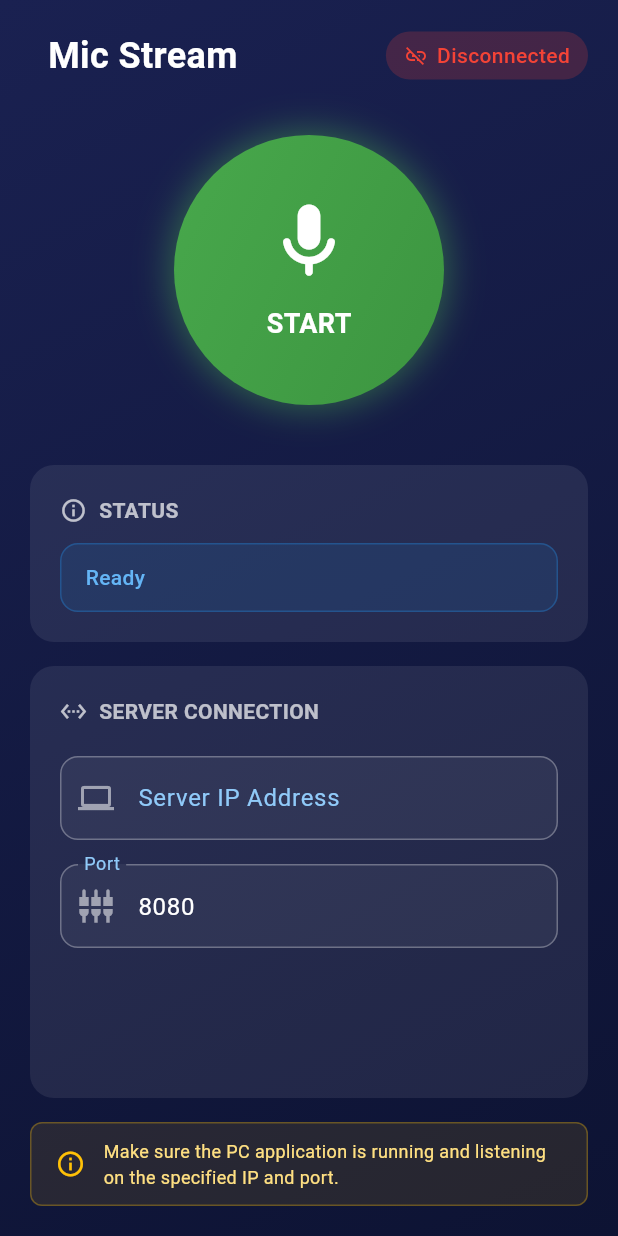
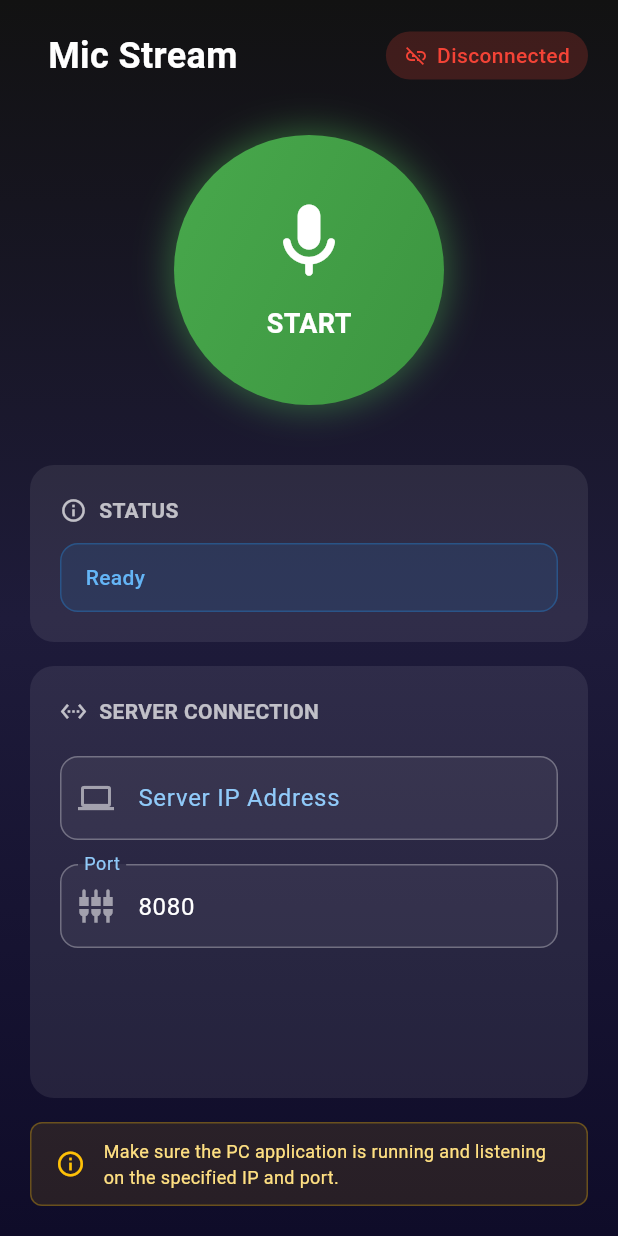
Before and after one commit to FazleLabib/mic-stream, a Flutter app: the screen it shows after launch, on a phone screen of 412 x 824 dp. Run offline on Flutter 3.47's test engine with Material 3 defaults, Android fonts, the phone set to English and light mode, and no system bars; our stand-ins replace permission_handler; missing offline and left inert: flutter_sound.

Commit message:
Update background color

```diff
--- a/mobile_app/mic_stream/lib/ui/home_screen.dart
+++ b/mobile_app/mic_stream/lib/ui/home_screen.dart
@@ -176,9 +176,13 @@ class _HomeScreenState extends State<HomeScreen> {
 
   BoxDecoration _buildBackground() => const BoxDecoration(
     gradient: LinearGradient(
-      begin: Alignment.topLeft,
-      end: Alignment.bottomRight,
-      colors: [Color(0xFF1A2151), Color(0xFF0D1333)],
+      begin: Alignment.topCenter,
+      end: Alignment.bottomCenter,
+      colors: [
+        Color(0xFF121212), // dark gray
+        Color(0xFF1E1B3A), // deep indigo
+        Color(0xFF0F0C29), // near black
+      ],
     ),
   );
 
```
